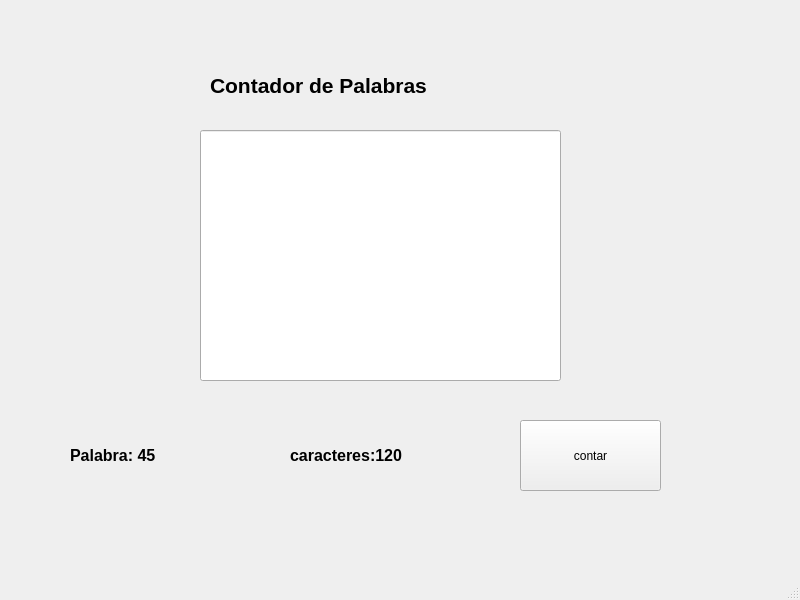
Qt form contadorPalabras.ui (253111100-hub/ContadorPalabrasJVHP) before a commit.
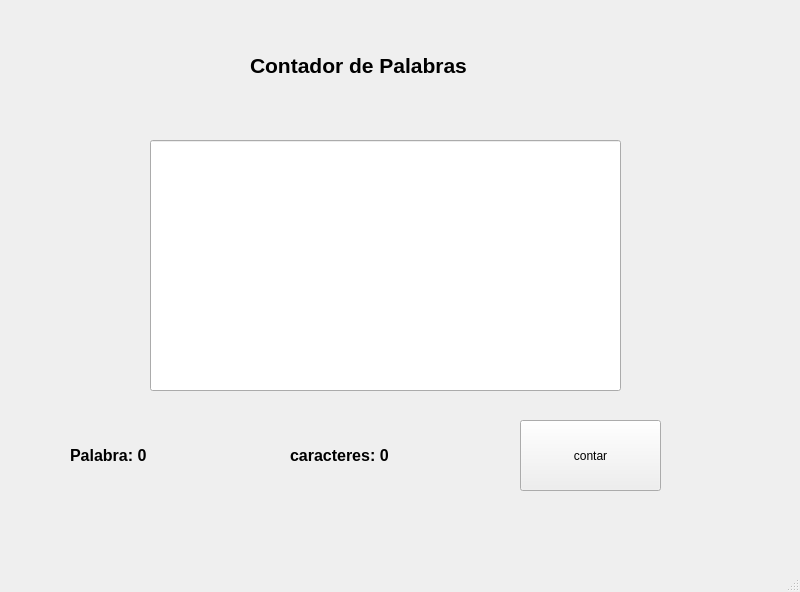
The same form after that commit.

Commit message: contador palabras uno

```diff
--- a/contadorPalabras.ui
+++ b/contadorPalabras.ui
@@ -7,7 +7,7 @@
     <x>0</x>
     <y>0</y>
     <width>800</width>
-    <height>600</height>
+    <height>592</height>
    </rect>
   </property>
   <property name="windowTitle">
@@ -17,8 +17,8 @@
    <widget class="QLabel" name="label">
     <property name="geometry">
      <rect>
-      <x>210</x>
-      <y>30</y>
+      <x>250</x>
+      <y>10</y>
       <width>301</width>
       <height>111</height>
      </rect>
@@ -37,9 +37,9 @@
    <widget class="QLineEdit" name="edtCaracteres">
     <property name="geometry">
      <rect>
-      <x>200</x>
-      <y>130</y>
-      <width>361</width>
+      <x>150</x>
+      <y>140</y>
+      <width>471</width>
       <height>251</height>
      </rect>
     </property>
@@ -61,7 +61,7 @@
      </font>
     </property>
     <property name="text">
-     <string>Palabra: 45</string>
+     <string>Palabra: 0</string>
     </property>
    </widget>
    <widget class="QLabel" name="tvCaracteres">
@@ -81,7 +81,7 @@
      </font>
     </property>
     <property name="text">
-     <string>caracteres:120</string>
+     <string>caracteres: 0</string>
     </property>
    </widget>
    <widget class="QPushButton" name="btnContar">
```
The commit also changes 1 other file.
